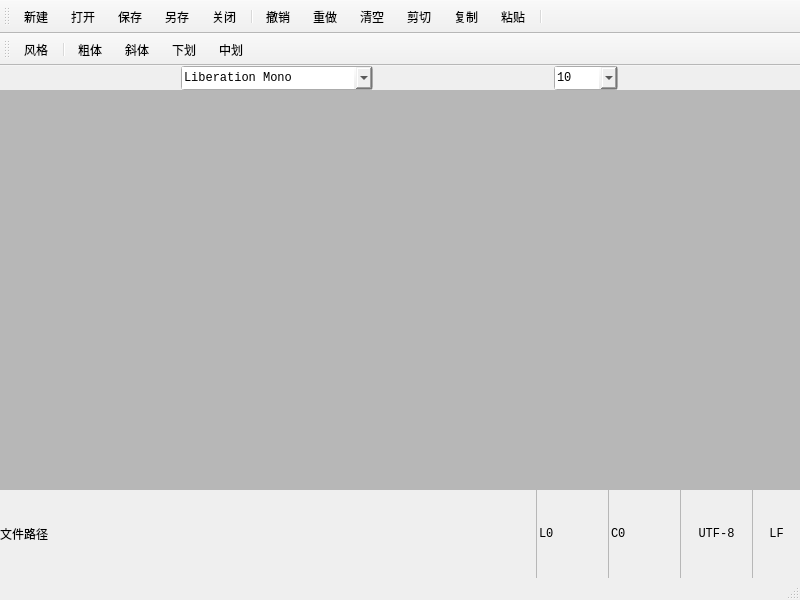
Qt form _en/Computer/Operating_System/Qt_C++_Programming/Notebook/Notebook.ui (bss9395/bss9395.github.io) before a commit.
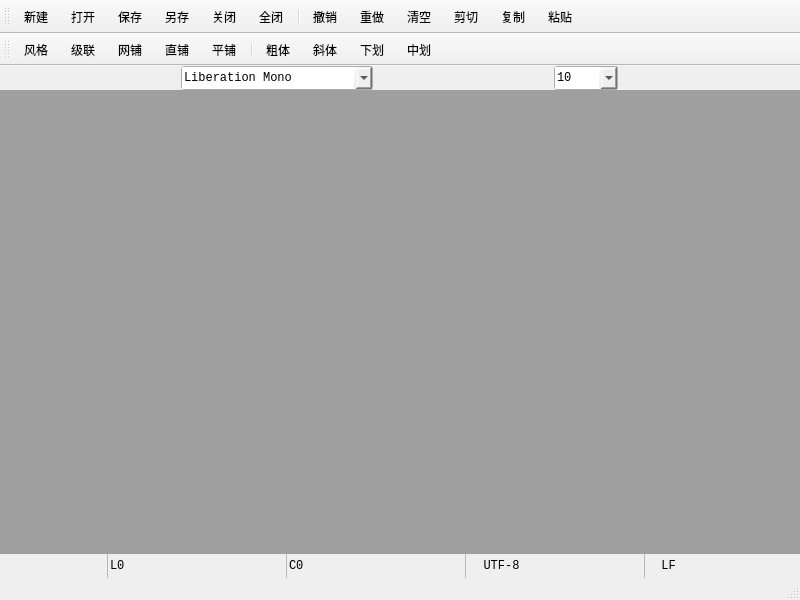
The same form after that commit. Icons and pictures are not drawn. Custom widgets are drawn as their Qt base class.

What changed in the file:
```diff
--- a/_en/Computer/Operating_System/Qt_C++_Programming/Notebook/Notebook.ui
+++ b/_en/Computer/Operating_System/Qt_C++_Programming/Notebook/Notebook.ui
@@ -299,11 +299,11 @@
     </item>
     <item>
      <widget class="QMdiArea" name="MA_Editor">
-      <property name="styleSheet">
-       <string notr="true"/>
-      </property>
-      <property name="lineWidth">
-       <number>0</number>
+      <property name="sizePolicy">
+       <sizepolicy hsizetype="Expanding" vsizetype="Expanding">
+        <horstretch>0</horstretch>
+        <verstretch>1</verstretch>
+       </sizepolicy>
       </property>
       <property name="verticalScrollBarPolicy">
        <enum>Qt::ScrollBarAsNeeded</enum>
@@ -314,15 +314,6 @@
       <property name="sizeAdjustPolicy">
        <enum>QAbstractScrollArea::AdjustToContents</enum>
       </property>
-      <property name="background">
-       <brush brushstyle="SolidPattern">
-        <color alpha="127">
-         <red>127</red>
-         <green>127</green>
-         <blue>127</blue>
-        </color>
-       </brush>
-      </property>
       <property name="viewMode">
        <enum>QMdiArea::TabbedView</enum>
       </property>
@@ -340,9 +331,9 @@
     <item>
      <widget class="QGroupBox" name="GB_Status">
       <property name="sizePolicy">
-       <sizepolicy hsizetype="Expanding" vsizetype="Expanding">
-        <horstretch>1</horstretch>
-        <verstretch>1</verstretch>
+       <sizepolicy hsizetype="Preferred" vsizetype="Expanding">
+        <horstretch>0</horstretch>
+        <verstretch>0</verstretch>
        </sizepolicy>
       </property>
       <property name="minimumSize">
@@ -376,38 +367,6 @@
        <property name="bottomMargin">
         <number>0</number>
        </property>
-       <item>
-        <widget class="QPushButton" name="PB_Status">
-         <property name="sizePolicy">
-          <sizepolicy hsizetype="Expanding" vsizetype="Expanding">
-           <horstretch>0</horstretch>
-           <verstretch>0</verstretch>
-          </sizepolicy>
-         </property>
-         <property name="minimumSize">
-          <size>
-           <width>0</width>
-           <height>0</height>
-          </size>
-         </property>
-         <property name="maximumSize">
-          <size>
-           <width>16777215</width>
-           <height>16777215</height>
-          </size>
-         </property>
-         <property name="styleSheet">
-          <string notr="true">QPushButton { 
-	background-color: rgba(127, 127, 127, 0.0);
-	border: 0px solid;
-	text-align: left;
-}</string>
-         </property>
-         <property name="text">
-          <string>文件路径</string>
-         </property>
-        </widget>
-       </item>
        <item>
         <widget class="SpinBox" name="SB_Line">
          <property name="sizePolicy">
@@ -603,6 +562,7 @@
    <addaction name="A_Save"/>
    <addaction name="A_Save_As"/>
    <addaction name="A_Close"/>
+   <addaction name="A_Close_All"/>
    <addaction name="separator"/>
    <addaction name="A_Undo"/>
    <addaction name="A_Redo"/>
@@ -610,7 +570,6 @@
    <addaction name="A_Cut"/>
    <addaction name="A_Copy"/>
    <addaction name="A_Paste"/>
-   <addaction name="separator"/>
   </widget>
   <widget class="QToolBar" name="TB_Minor">
    <property name="sizePolicy">
@@ -635,6 +594,10 @@
     <bool>true</bool>
    </attribute>
    <addaction name="A_Scheme"/>
+   <addaction name="A_Cascade"/>
+   <addaction name="A_Tile_Grid"/>
+   <addaction name="A_Tile_Vertically"/>
+   <addaction name="A_Tile_Horizontally"/>
    <addaction name="separator"/>
    <addaction name="A_Bold"/>
    <addaction name="A_Italic"/>
@@ -811,6 +774,66 @@
     <string>风格</string>
    </property>
   </action>
+  <action name="A_Cascade">
+   <property name="checkable">
+    <bool>true</bool>
+   </property>
+   <property name="icon">
+    <iconset resource="resources.qrc">
+     <normaloff>:/images/table_view.png</normaloff>:/images/table_view.png</iconset>
+   </property>
+   <property name="text">
+    <string>级联</string>
+   </property>
+  </action>
+  <action name="A_Tile_Grid">
+   <property name="checkable">
+    <bool>true</bool>
+   </property>
+   <property name="icon">
+    <iconset resource="resources.qrc">
+     <normaloff>:/images/grid_view.png</normaloff>:/images/grid_view.png</iconset>
+   </property>
+   <property name="text">
+    <string>网铺</string>
+   </property>
+   <property name="toolTip">
+    <string>网铺</string>
+   </property>
+  </action>
+  <action name="A_Close_All">
+   <property name="icon">
+    <iconset resource="resources.qrc">
+     <normaloff>:/images/disabled_by_default.png</normaloff>:/images/disabled_by_default.png</iconset>
+   </property>
+   <property name="text">
+    <string>全闭</string>
+   </property>
+  </action>
+  <action name="A_Tile_Horizontally">
+   <property name="icon">
+    <iconset resource="resources.qrc">
+     <normaloff>:/images/splitscreen_Horizontally.png</normaloff>:/images/splitscreen_Horizontally.png</iconset>
+   </property>
+   <property name="text">
+    <string>平铺</string>
+   </property>
+   <property name="toolTip">
+    <string>平铺</string>
+   </property>
+  </action>
+  <action name="A_Tile_Vertically">
+   <property name="icon">
+    <iconset resource="resources.qrc">
+     <normaloff>:/images/splitscreen.png</normaloff>:/images/splitscreen.png</iconset>
+   </property>
+   <property name="text">
+    <string>直铺</string>
+   </property>
+   <property name="toolTip">
+    <string>直铺</string>
+   </property>
+  </action>
  </widget>
  <customwidgets>
   <customwidget>
```
Left out of the diff: 2 changed lines with no effect on the pictures.
